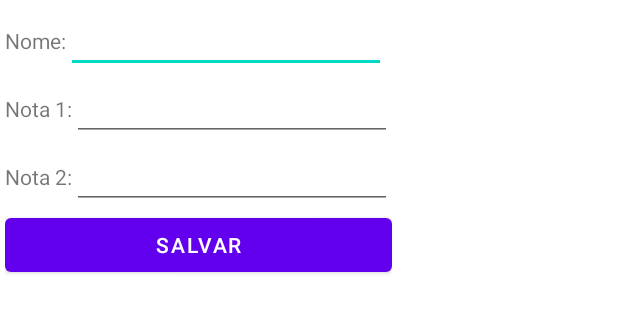
After one commit to tommymolto/aulakotlin, an Android app: the layout fragment_cadastro_aluno.xml on its own in the app's theme, with its tools: preview values and no code run, on a phone screen of 412 x 824 dp. The commit adds this screen. Shown: the top 313 px of the screen. Run offline under Robolectric (Android 15) with nearby library versions, the phone set to English and light mode, and no system bars.

Commit message:
navegacao basica

```diff
--- a/app/src/main/java/br/edu/infnet/android/ex01/HomeActivity.kt
+++ b/app/src/main/java/br/edu/infnet/android/ex01/HomeActivity.kt
@@ -5,10 +5,12 @@ import android.os.Bundle
 import androidx.navigation.Navigation.findNavController
 import androidx.navigation.findNavController
 import androidx.navigation.ui.setupWithNavController
+import br.edu.infnet.android.ex01.model.Turma
 
 import kotlinx.android.synthetic.main.activity_home.*
 
 class HomeActivity : AppCompatActivity() {
+    var turma = Turma()
     override fun onCreate(savedInstanceState: Bundle?) {
         super.onCreate(savedInstanceState)
         setContentView(R.layout.activity_home)
--- a/app/src/main/java/br/edu/infnet/android/ex01/FaqFragment.kt
+++ b/app/src/main/java/br/edu/infnet/android/ex01/fragment/FaqFragment.kt
@@ -1,10 +1,11 @@
-package br.edu.infnet.android.ex01
+package br.edu.infnet.android.ex01.fragment
 
 import android.os.Bundle
 import androidx.fragment.app.Fragment
 import android.view.LayoutInflater
 import android.view.View
 import android.view.ViewGroup
+import br.edu.infnet.android.ex01.R
 import br.edu.infnet.android.ex01.dados.duvidas
 import kotlinx.android.synthetic.main.fragment_faq.*
 
--- a/app/src/main/res/layout/activity_home.xml
+++ b/app/src/main/res/layout/activity_home.xml
@@ -23,6 +23,9 @@
             android:id="@+id/navbar"
             android:layout_width="match_parent"
             android:layout_height="wrap_content"
+            android:layout_gravity="bottom"
+            app:layout_constraintEnd_toEndOf="parent"
+            app:layout_constraintStart_toStartOf="parent"
             app:menu="@menu/bottom_menu" />
     </LinearLayout>
 
--- /dev/null
+++ b/app/src/main/res/layout/fragment_cadastro_aluno.xml
@@ -0,0 +1,94 @@
+<?xml version="1.0" encoding="utf-8"?>
+<FrameLayout xmlns:android="http://schemas.android.com/apk/res/android"
+    xmlns:tools="http://schemas.android.com/tools"
+    android:layout_width="match_parent"
+    android:layout_height="match_parent"
+    tools:context=".fragment.CadastroAlunoFragment">
+
+    <!-- TODO: Update blank fragment layout -->
+    <LinearLayout
+        android:layout_width="wrap_content"
+        android:layout_height="wrap_content"
+        android:orientation="vertical"
+        android:padding="5px"
+        android:paddingStart="5px"
+        android:paddingTop="5px"
+        android:paddingEnd="5px"
+        android:paddingRight="5px"
+        android:paddingBottom="5px">
+
+        <LinearLayout
+            android:layout_width="wrap_content"
+            android:layout_height="wrap_content"
+            android:orientation="horizontal">
+
+            <TextView
+                android:id="@+id/textView"
+                android:layout_width="wrap_content"
+                android:layout_height="wrap_content"
+                android:layout_weight="1"
+                android:text="Nome:" />
+
+            <EditText
+                android:id="@+id/textNome"
+                android:layout_width="wrap_content"
+                android:layout_height="wrap_content"
+                android:ems="10"
+                android:inputType="textPersonName" />
+        </LinearLayout>
+
+        <LinearLayout
+            android:layout_width="wrap_content"
+            android:layout_height="wrap_content"
+            android:orientation="horizontal">
+
+            <TextView
+                android:id="@+id/textView2"
+                android:layout_width="wrap_content"
+                android:layout_height="wrap_content"
+                android:layout_weight="1"
+                android:text="Nota 1:" />
+
+            <EditText
+                android:id="@+id/notaUm"
+                android:layout_width="match_parent"
+                android:layout_height="wrap_content"
+                android:ems="10"
+                android:inputType="numberDecimal" />
+        </LinearLayout>
+
+        <LinearLayout
+            android:layout_width="wrap_content"
+            android:layout_height="wrap_content"
+            android:orientation="horizontal">
+
+            <TextView
+                android:id="@+id/textView3"
+                android:layout_width="wrap_content"
+                android:layout_height="wrap_content"
+                android:layout_weight="1"
+                android:text="Nota 2:" />
+
+            <EditText
+                android:id="@+id/notaDois"
+                android:layout_width="wrap_content"
+                android:layout_height="wrap_content"
+                android:ems="10"
+                android:inputType="numberDecimal" />
+        </LinearLayout>
+
+        <Button
+            android:id="@+id/btnSalvaUsuario"
+            android:layout_width="match_parent"
+            android:layout_height="wrap_content"
+            android:text="Salvar" />
+
+        <Button
+            android:id="@+id/btnListaAlunos"
+            android:layout_width="match_parent"
+            android:layout_height="wrap_content"
+            android:text="Lista Alunos"
+            android:visibility="invisible" />
+    </LinearLayout>
+
+</FrameLayout>
--- a/app/src/main/res/layout/fragment_faq.xml
+++ b/app/src/main/res/layout/fragment_faq.xml
@@ -3,7 +3,7 @@
     xmlns:tools="http://schemas.android.com/tools"
     android:layout_width="match_parent"
     android:layout_height="match_parent"
-    tools:context=".FaqFragment">
+    tools:context=".fragment.FaqFragment">
 
     <!-- TODO: Update blank fragment layout -->
 
```
Also changed, not shown: app/src/main/java/br/edu/infnet/android/ex01/fragment/AlunoFragment.kt (renamed from app/src/main/java/br/edu/infnet/android/ex01/AlunoFragment.kt, +18 -27 lines), app/src/main/java/br/edu/infnet/android/ex01/fragment/CadastroAlunoFragment.kt (added, +86 -0 lines), app/src/main/res/navigation/navigation.xml (+31 -7 lines).
